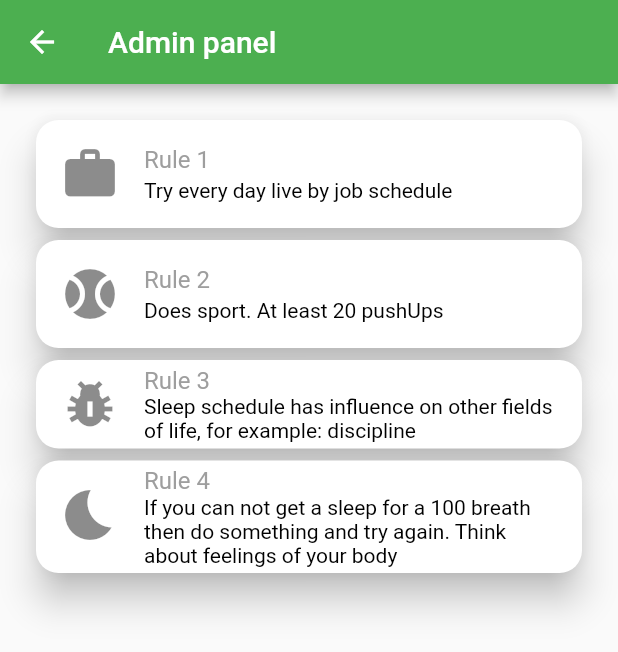
After one commit to Bananiys202024/Notebook, a Flutter app: the AdminRulesPage screen opened directly, on a phone screen of 412 x 824 dp. The commit adds this screen. Shown: the top 652 px of the screen. Run offline on Flutter 3.47's test engine with Material 2 defaults, Android fonts, the phone set to English and light mode, and no system bars; our stand-ins replace file_picker.

Commit message:
added admin rules

```diff
--- /dev/null
+++ b/lib/admin_rules.dart
@@ -0,0 +1,29 @@
+import 'package:flutter/material.dart';
+import 'package:notebook/parts/add_note_form.dart';
+
+import 'parts/admin_rules.dart';
+
+
+class AdminRulesPage extends StatefulWidget {
+  AdminRulesPage({Key key, this.title}) : super(key: key);
+
+  final String title;
+
+  @override
+  __AdminRulesPageState createState() => __AdminRulesPageState();
+}
+
+class __AdminRulesPageState extends State<AdminRulesPage> {
+  int _counter = 0;
+
+  @override
+  Widget build(BuildContext context) {
+
+    return Scaffold(
+        appBar: AppBar(
+          title: Text("Admin panel"),
+        ),
+        body: AdminRules(),
+    );
+  }
+}
--- a/lib/main.dart
+++ b/lib/main.dart
@@ -22,6 +22,4 @@ class MyApp extends StatelessWidget {
     );
   }
 
-
-
 }
--- /dev/null
+++ b/lib/parts/admin_rules.dart
@@ -0,0 +1,133 @@
+import 'dart:convert';
+
+import 'package:flutter/material.dart';
+import 'package:flutter/services.dart';
+import 'package:notebook/main.dart';
+import 'package:notebook/model/note.dart';
+import 'package:notebook/my_home_page.dart';
+
+class AdminRules extends StatefulWidget {
+  @override
+  AdminRulesState createState() {
+    return AdminRulesState();
+  }
+}
+
+// Create a corresponding State class.
+// This class holds data related to the form.
+class AdminRulesState extends State<AdminRules> {
+
+
+  @override
+  Widget build(BuildContext context) {
+    // Build a Form widget using the _formKey created above.
+
+   return CustomScrollView(
+      shrinkWrap: true,
+      slivers: <Widget>[
+        SliverPadding(
+          padding: const EdgeInsets.all(20.0),
+          sliver: SliverList(
+            delegate: SliverChildListDelegate(
+              <Widget>[
+
+        Container(
+        width: 200,
+        child: Card(
+          shape: RoundedRectangleBorder(
+            borderRadius: BorderRadius.circular(15.0),
+          ),
+          color: Colors.white,
+          elevation: 10,
+          child: Column(
+            mainAxisSize: MainAxisSize.min,
+            children: <Widget>[
+              const ListTile(
+                leading: Icon(Icons.work, size: 40),
+                title: Text('Rule 1', style: TextStyle(color: Colors.grey)),
+                subtitle: Text('Try every day live by job schedule',
+                    style: TextStyle(color: Colors.black)),
+              ),
+            ],
+          ),
+        ),
+      ),
+
+
+                Container(
+                  width: 200,
+                  child: Card(
+                    shape: RoundedRectangleBorder(
+                      borderRadius: BorderRadius.circular(15.0),
+                    ),
+                    color: Colors.white,
+                    elevation: 10,
+                    child: Column(
+                      mainAxisSize: MainAxisSize.min,
+                      children: <Widget>[
+                        const ListTile(
+                          leading: Icon(Icons.sports_baseball, size: 40),
+                          title: Text('Rule 2', style: TextStyle(color: Colors.grey)),
+                          subtitle: Text('Does sport. At least 20 pushUps',
+                              style: TextStyle(color: Colors.black)),
+                        ),
+                      ],
+                    ),
+                  ),
+                ),
+
+                Container(
+                  width: 200,
+                  child: Card(
+                    shape: RoundedRectangleBorder(
+                      borderRadius: BorderRadius.circular(15.0),
+                    ),
+                    color: Colors.white,
+                    elevation: 10,
+                    child: Column(
+                      mainAxisSize: MainAxisSize.min,
+                      children: <Widget>[
+                        const ListTile(
+                          leading: Icon(Icons.pest_control, size: 40),
+                          title: Text('Rule 3', style: TextStyle(color: Colors.grey)),
+                          subtitle: Text('Sleep schedule has influence on other fields of life, for example: discipline',
+                              style: TextStyle(color: Colors.black)),
+                        ),
+                      ],
+                    ),
+                  ),
+                ),
+
+                Container(
+                  width: 200,
+                  child: Card(
+                    shape: RoundedRectangleBorder(
+                      borderRadius: BorderRadius.circular(15.0),
+                    ),
+                    color: Colors.white,
+                    elevation: 10,
+                    child: Column(
+                      mainAxisSize: MainAxisSize.min,
+                      children: <Widget>[
+                        const ListTile(
+                          leading: Icon(Icons.bedtime_sharp, size: 40),
+                          title: Text('Rule 4', style: TextStyle(color: Colors.grey)),
+                          subtitle: Text('If you can not get a sleep for a 100 breath then do something and try again. Think about feelings of your body',
+                              style: TextStyle(color: Colors.black)),
+                        ),
+                      ],
+                    ),
+                  ),
+                ),
+
+
+              ],
+            ),
+          ),
+        ),
+      ],
+    );
+
+  }
+
+}
--- a/lib/parts/drawer.dart
+++ b/lib/parts/drawer.dart
@@ -6,6 +6,8 @@ import 'package:notebook/my_home_page.dart';
 import 'package:flutter/widgets.dart';
 import 'package:notebook/parts/warning.dart';
 import 'package:notebook/settings.dart';
+
+import '../admin_rules.dart';
 
 class NavDrawer extends StatelessWidget {
 
@@ -88,6 +90,16 @@ class NavDrawer extends StatelessWidget {
           ),
 
           ListTile(
+            leading: Icon(Icons.input),
+            title: Text('Admin rules'),
+            onTap: () =>
+            {
+              Navigator.push(
+                  context, MaterialPageRoute(builder: (context) => AdminRulesPage())),
+            },
+          ),
+
+          ListTile(
             leading: Icon(Icons.app_settings_alt),
             title: Text('Settings'),
             onTap: () => {
```
Also changed, not shown: pubspec.lock, 5 other files.
